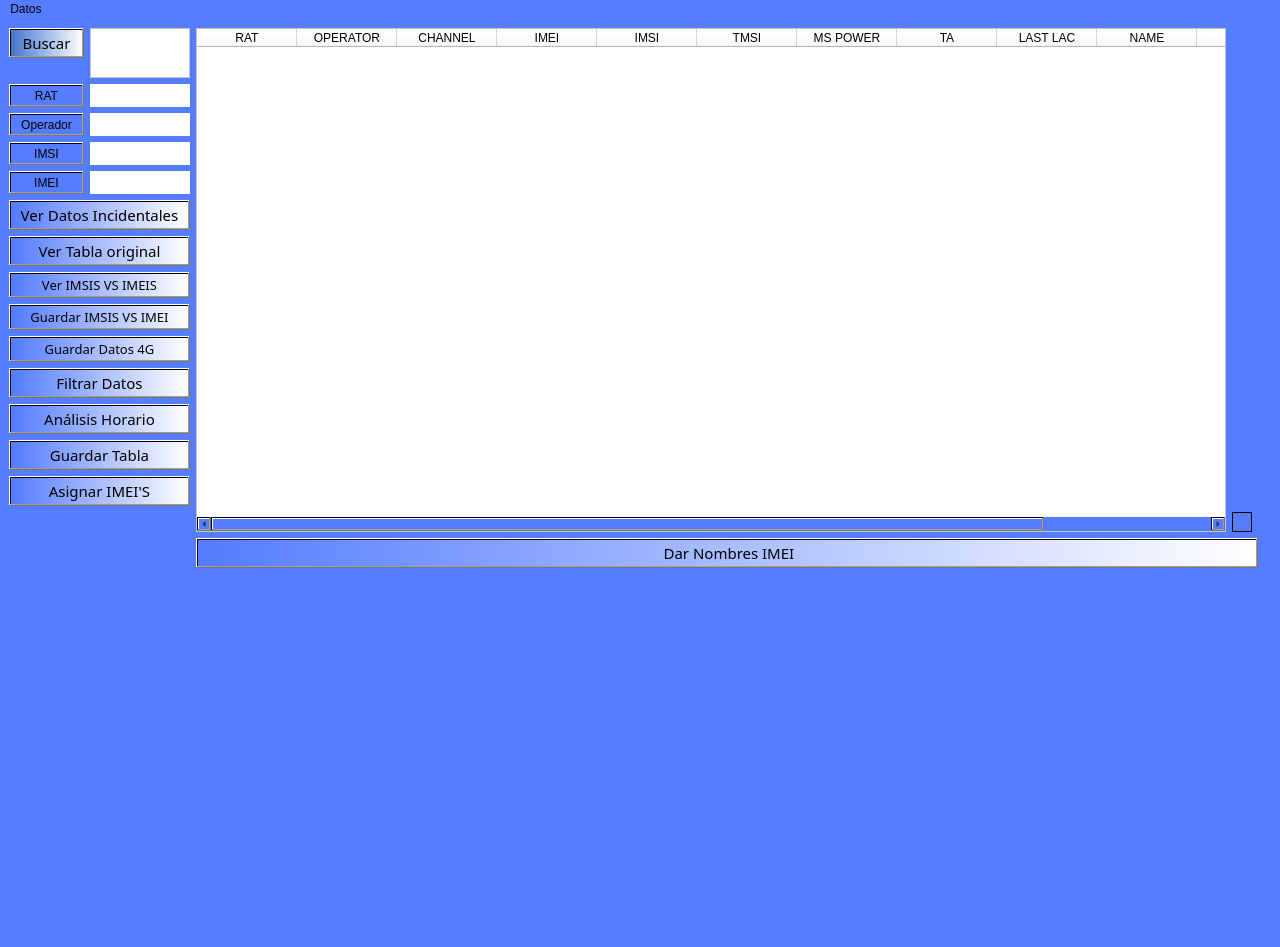
This is Interfaz/UI/VistaGeneralDatos.ui in Dumaru/ExcelReports as Qt 5 draws it before an edit. The edited form follows.
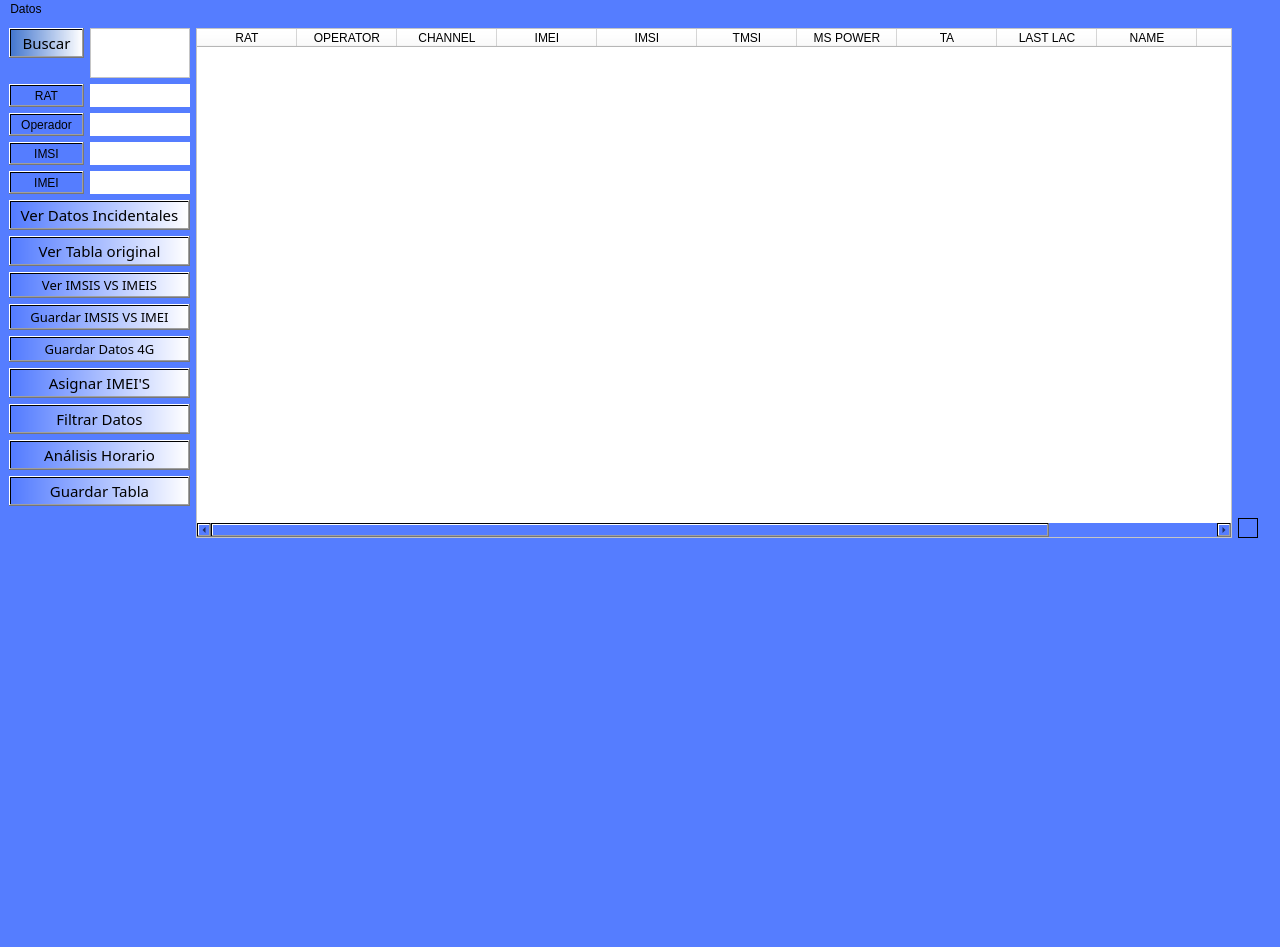
This is the edited form. Icons and pictures are not drawn.

```diff
--- a/Interfaz/UI/VistaGeneralDatos.ui
+++ b/Interfaz/UI/VistaGeneralDatos.ui
@@ -20,6 +20,32 @@
    <layout class="QFormLayout" name="formLayout_2">
     <item row="2" column="0" colspan="2">
      <layout class="QGridLayout" name="gridLayout">
+      <item row="22" column="1">
+       <widget class="QPushButton" name="pushButtonAsignarIMEIS">
+        <property name="font">
+         <font>
+          <family>Corbel</family>
+          <pointsize>11</pointsize>
+         </font>
+        </property>
+        <property name="styleSheet">
+         <string notr="true">background-color: qlineargradient(spread:pad, x1:0, y1:0, x2:1, y2:0, stop:0.0149254 rgba(85, 125, 255, 255), stop:1 rgba(255, 255, 255, 255));</string>
+        </property>
+        <property name="text">
+         <string>Asignar IMEI'S</string>
+        </property>
+        <property name="icon">
+         <iconset>
+          <normaloff>../Recursos/icons8-ayuda-100.png</normaloff>../Recursos/icons8-ayuda-100.png</iconset>
+        </property>
+        <property name="iconSize">
+         <size>
+          <width>60</width>
+          <height>60</height>
+         </size>
+        </property>
+       </widget>
+      </item>
       <item row="21" column="1">
        <widget class="QPushButton" name="pushButtonGuardarDatos4G">
         <property name="font">
@@ -46,7 +72,7 @@
         </property>
        </widget>
       </item>
-      <item row="14" column="3" rowspan="13">
+      <item row="14" column="3" rowspan="14">
        <widget class="QTableWidget" name="tableWidgetDatosExcel">
         <property name="styleSheet">
          <string notr="true">background-color: rgb(255, 255, 255);</string>
@@ -266,7 +292,7 @@
         </item>
        </layout>
       </item>
-      <item row="22" column="1">
+      <item row="23" column="1">
        <widget class="QPushButton" name="pushButtonFiltrarDatos">
         <property name="font">
          <font>
@@ -318,7 +344,7 @@
         </property>
        </widget>
       </item>
-      <item row="23" column="1">
+      <item row="24" column="1">
        <widget class="QPushButton" name="pushButtonAnalisisHorario">
         <property name="font">
          <font>
@@ -344,32 +370,6 @@
         </property>
        </widget>
       </item>
-      <item row="25" column="1">
-       <widget class="QPushButton" name="pushButtonAsignarIMEIS">
-        <property name="font">
-         <font>
-          <family>Corbel</family>
-          <pointsize>11</pointsize>
-         </font>
-        </property>
-        <property name="styleSheet">
-         <string notr="true">background-color: qlineargradient(spread:pad, x1:0, y1:0, x2:1, y2:0, stop:0.0149254 rgba(85, 125, 255, 255), stop:1 rgba(255, 255, 255, 255));</string>
-        </property>
-        <property name="text">
-         <string>Asignar IMEI'S</string>
-        </property>
-        <property name="icon">
-         <iconset>
-          <normaloff>../Recursos/icons8-ayuda-100.png</normaloff>../Recursos/icons8-ayuda-100.png</iconset>
-        </property>
-        <property name="iconSize">
-         <size>
-          <width>60</width>
-          <height>60</height>
-         </size>
-        </property>
-       </widget>
-      </item>
       <item row="20" column="1">
        <widget class="QPushButton" name="pushButtonGuardarImsisVSImei">
         <property name="font">
@@ -396,7 +396,7 @@
         </property>
        </widget>
       </item>
-      <item row="47" column="21">
+      <item row="47" column="20">
        <widget class="QLabel" name="label_5">
         <property name="styleSheet">
          <string notr="true">background-image: url(:/Imagenes/Logo.png);
@@ -407,7 +407,7 @@
         </property>
        </widget>
       </item>
-      <item row="26" column="4">
+      <item row="27" column="4">
        <widget class="QFrame" name="frame">
         <property name="font">
          <font>
@@ -454,7 +454,7 @@
         </property>
        </widget>
       </item>
-      <item row="24" column="1">
+      <item row="25" column="1">
        <widget class="QPushButton" name="pushButtonGuardarDatos">
         <property name="font">
          <font>
@@ -480,32 +480,6 @@
         </property>
        </widget>
       </item>
-      <item row="29" column="3" colspan="3">
-       <widget class="QPushButton" name="pushButtonAsignarNombresIMEI">
-        <property name="font">
-         <font>
-          <family>Corbel</family>
-          <pointsize>11</pointsize>
-         </font>
-        </property>
-        <property name="styleSheet">
-         <string notr="true">background-color: qlineargradient(spread:pad, x1:0, y1:0, x2:1, y2:0, stop:0.0149254 rgba(85, 125, 255, 255), stop:1 rgba(255, 255, 255, 255));</string>
-        </property>
-        <property name="text">
-         <string> Dar Nombres IMEI</string>
-        </property>
-        <property name="icon">
-         <iconset>
-          <normaloff>../Recursos/icons8-ayuda-100.png</normaloff>../Recursos/icons8-ayuda-100.png</iconset>
-        </property>
-        <property name="iconSize">
-         <size>
-          <width>60</width>
-          <height>60</height>
-         </size>
-        </property>
-       </widget>
-      </item>
      </layout>
     </item>
    </layout>
```
